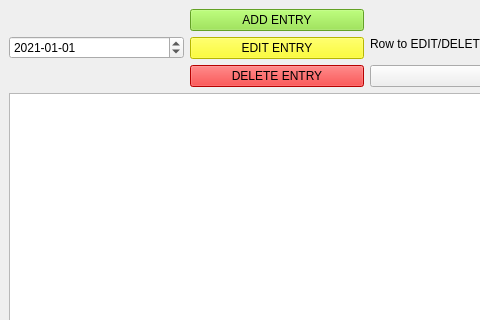
Above: mainwindow.ui from Suliaman46/Suliaman46-EGUI-TASK1-TRS before the change; both pictures show x 0 to 480 and y 0 to 320 of the 862 by 556 pixel window. Below: the same form after it.
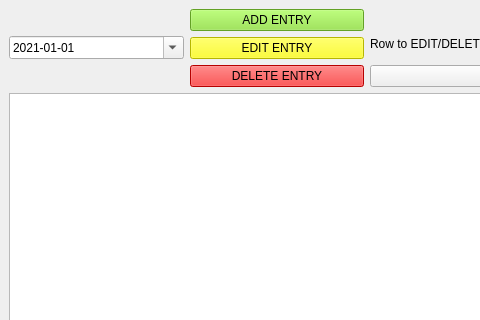
That is the form after the change.

Commit message: Calender PopUp added.

```diff
--- a/mainwindow.ui
+++ b/mainwindow.ui
@@ -27,6 +27,9 @@
       <property name="displayFormat">
        <string>yyyy-MM-dd</string>
       </property>
+      <property name="calendarPopup">
+       <bool>true</bool>
+      </property>
       <property name="date">
        <date>
         <year>2021</year>
```
The commit also changes 1 other file.
